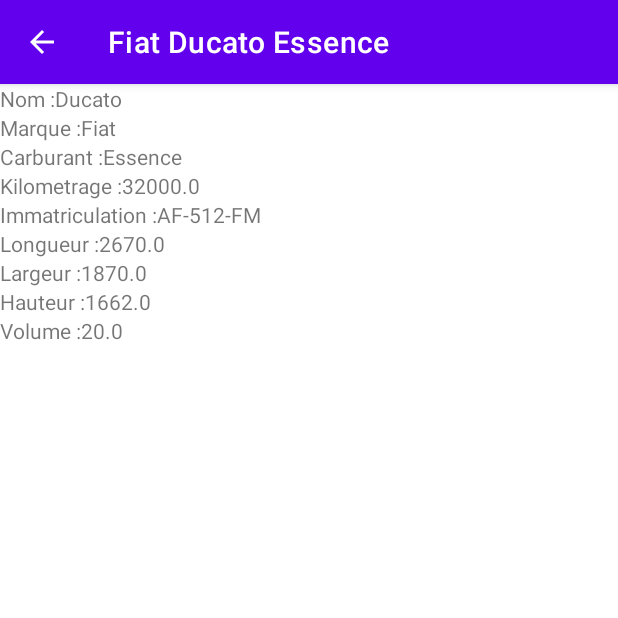
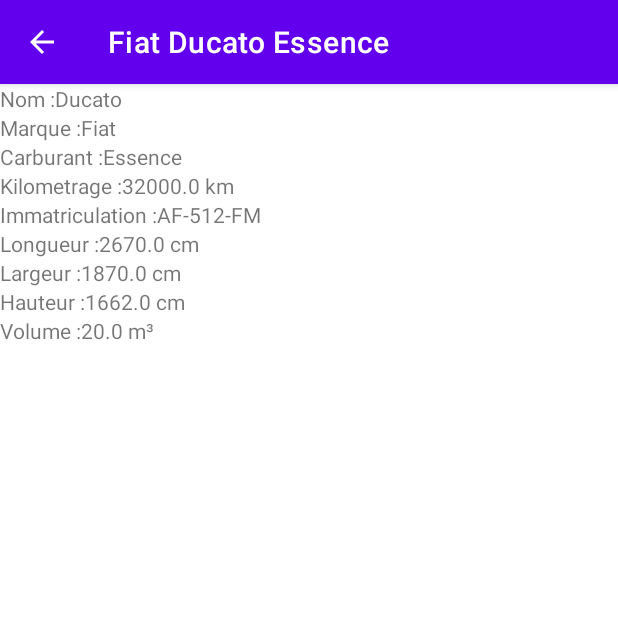
Before and after one commit to IbanEtchep/ApAkei, an Android app: the VehicleDetailsActivity screen opened directly, with no data from a screen before it, on a phone screen of 412 x 824 dp, the top half of it. Run offline under Robolectric (Android 15) with nearby library versions, the phone set to English and light mode, and no system bars; 2 statements that could not run were skipped.

Commit message:
Liste vehicules et détails véhicule

```diff
--- a/app/src/main/java/fr/apakei/locations/VehicleDetailsActivity.java
+++ b/app/src/main/java/fr/apakei/locations/VehicleDetailsActivity.java
@@ -57,11 +57,11 @@
         tv_marque.append(vehicule.getMarque());
         tv_immat.append(vehicule.getPlaqueImma());
         tv_carburant.append(vehicule.getTypeCarburant());
-        tv_kilometrage.append(vehicule.getNbKmActuel()+"");
-        tv_longueur.append(vehicule.getLongueur()+"");
-        tv_hauteur.append(vehicule.getHauteur()+"");
-        tv_largeur.append(vehicule.getLargeur()+"");
-        tv_volume.append(vehicule.getVolume()+"");
+        tv_kilometrage.append(vehicule.getNbKmActuel()+" km");
+        tv_longueur.append(vehicule.getLongueur()+" cm");
+        tv_hauteur.append(vehicule.getHauteur()+" cm");
+        tv_largeur.append(vehicule.getLargeur()+" cm");
+        tv_volume.append(vehicule.getVolume()+" m³");
     }
 
     @Override
```
Also changed, not shown: app/src/main/res/values/strings.xml (+9 -9 lines).
